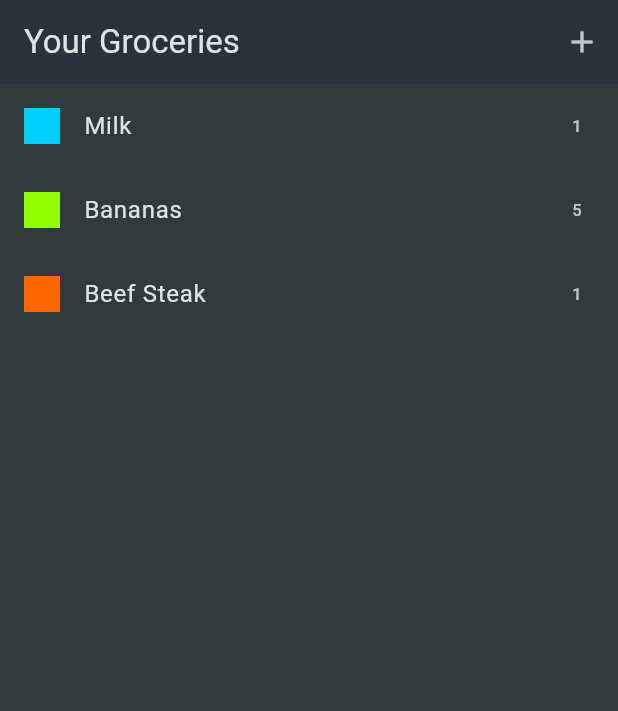
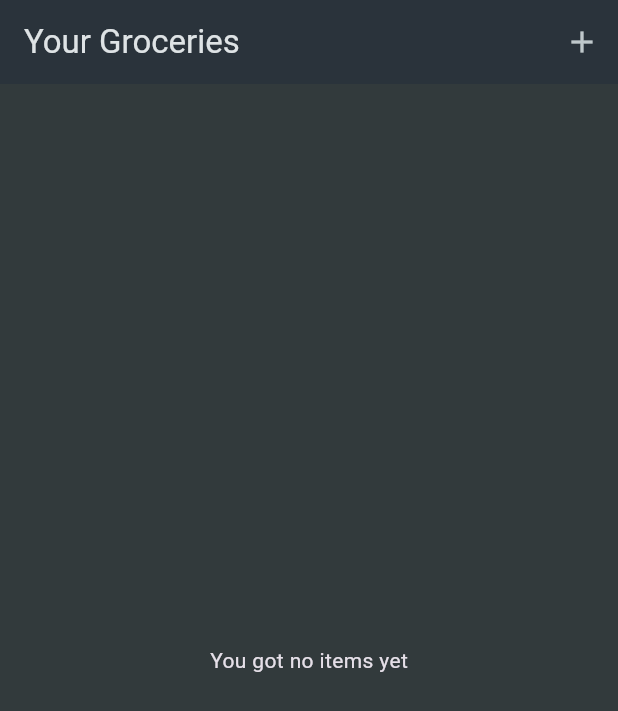
Before and after one commit to QuemS/shopping_list_flutter, a Flutter app: the screen it shows after launch, on a phone screen of 412 x 824 dp. Shown: the top 711 px of the screen. Run offline on Flutter 3.47's test engine with Material 3 defaults, Android fonts, the phone set to English and light mode, and no system bars.

Commit message:
217 - 218. Final Challenge Solution

```diff
--- a/lib/data/dummy_items.dart
+++ /dev/null
@@ -1,21 +0,0 @@
-import 'package:shopping_list_app/models/grocery_item.dart';
-import 'package:shopping_list_app/models/category.dart';
-import 'package:shopping_list_app/data/categories.dart';
-
-final groceryItems = [
-  GroceryItem(
-      id: 'a',
-      name: 'Milk',
-      quantity: 1,
-      category: categories[Categories.dairy]!),
-  GroceryItem(
-      id: 'b',
-      name: 'Bananas',
-      quantity: 5,
-      category: categories[Categories.fruit]!),
-  GroceryItem(
-      id: 'c',
-      name: 'Beef Steak',
-      quantity: 1,
-      category: categories[Categories.meat]!),
-];
--- a/lib/widgets/grocery_list.dart
+++ b/lib/widgets/grocery_list.dart
@@ -1,5 +1,6 @@
 import 'package:flutter/material.dart';
-import 'package:shopping_list_app/data/dummy_items.dart';
+
+import 'package:shopping_list_app/models/grocery_item.dart';
 import 'package:shopping_list_app/widgets/new_item.dart';
 
 class GroceryList extends StatefulWidget {
@@ -10,16 +11,56 @@ class GroceryList extends StatefulWidget {
 }
 
 class _GroceryListState extends State<GroceryList> {
-  void _addNewItem() {
-    Navigator.of(context).push(
+  final List<GroceryItem> _groceryItems = [];
+  void _addNewItem() async {
+    final newItem = await Navigator.of(context).push<GroceryItem>(
       MaterialPageRoute(
         builder: (ctx) => const NewItem(),
       ),
     );
+    if (newItem == null) return;
+
+    setState(() {
+      _groceryItems.add(newItem);
+    });
+  }
+
+  void _removeItem(item) {
+    setState(() {
+      _groceryItems.remove(item);
+    });
   }
 
   @override
   Widget build(BuildContext context) {
+    Widget content = const Center(
+      child: Text(
+        'You got no items yet',
+      ),
+    );
+
+    if (_groceryItems.isNotEmpty) {
+      content = ListView.builder(
+        itemCount: _groceryItems.length,
+        itemBuilder: (BuildContext context, int index) {
+          return Dismissible(
+            key: ValueKey(_groceryItems[index].id),
+            onDismissed: (direction) {
+              _removeItem(_groceryItems[index]);
+            },
+            child: ListTile(
+              leading: Container(
+                width: 24,
+                height: 24,
+                color: _groceryItems[index].category.color,
+              ),
+              trailing: Text(_groceryItems[index].quantity.toString()),
+              title: Text(_groceryItems[index].name),
+            ),
+          );
+        },
+      );
+    }
     // TODO: implement build
     return Scaffold(
       appBar: AppBar(
@@ -31,20 +72,7 @@ class _GroceryListState extends State<GroceryList> {
           ),
         ],
       ),
-      body: ListView.builder(
-        itemCount: groceryItems.length,
-        itemBuilder: (BuildContext context, int index) {
-          return ListTile(
-            leading: Container(
-              width: 24,
-              height: 24,
-              color: groceryItems[index].category.color,
-            ),
-            trailing: Text(groceryItems[index].quantity.toString()),
-            title: Text(groceryItems[index].name),
-          );
-        },
-      ),
+      body: content,
     );
   }
 }
```
Also changed, not shown: lib/widgets/new_item.dart (+7 -0 lines).
